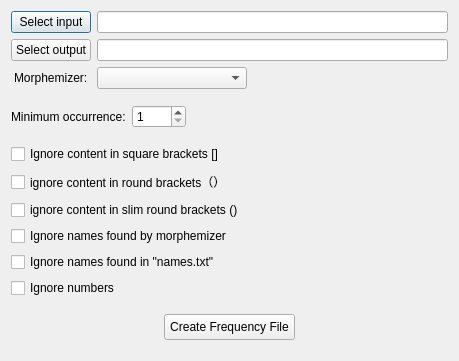
Above: ankimorphs/ui/frequency_file_generator.ui from mortii/anki-morphs before the change. Below: the same form after it.
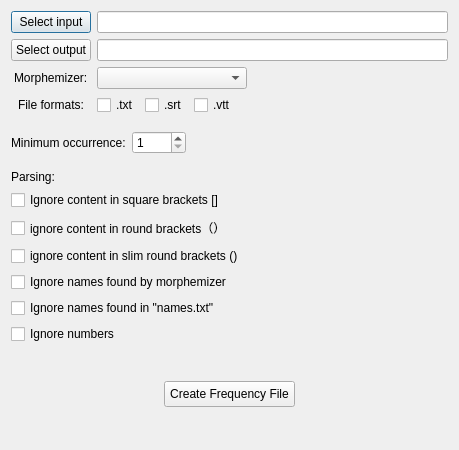
That is the form after the change.

Commit message: added file format options to frequency file generator

```diff
--- a/ankimorphs/ui/frequency_file_generator.ui
+++ b/ankimorphs/ui/frequency_file_generator.ui
@@ -7,9 +7,27 @@
     <x>0</x>
     <y>0</y>
     <width>459</width>
-    <height>357</height>
+    <height>450</height>
    </rect>
   </property>
+  <property name="sizePolicy">
+   <sizepolicy hsizetype="Preferred" vsizetype="Fixed">
+    <horstretch>0</horstretch>
+    <verstretch>0</verstretch>
+   </sizepolicy>
+  </property>
+  <property name="minimumSize">
+   <size>
+    <width>0</width>
+    <height>450</height>
+   </size>
+  </property>
+  <property name="maximumSize">
+   <size>
+    <width>16777215</width>
+    <height>450</height>
+   </size>
+  </property>
   <property name="windowTitle">
    <string>Frequency File Generator</string>
   </property>
@@ -41,6 +59,13 @@
            </property>
           </widget>
          </item>
+         <item alignment="Qt::AlignHCenter">
+          <widget class="QLabel" name="label_3">
+           <property name="text">
+            <string>File formats:</string>
+           </property>
+          </widget>
+         </item>
         </layout>
        </item>
        <item>
@@ -61,6 +86,44 @@
            </property>
           </widget>
          </item>
+         <item>
+          <layout class="QHBoxLayout" name="horizontalLayout_3">
+           <item>
+            <widget class="QCheckBox" name="txtFilesCheckBox">
+             <property name="text">
+              <string>.txt</string>
+             </property>
+            </widget>
+           </item>
+           <item>
+            <widget class="QCheckBox" name="srtFilesCheckBox">
+             <property name="text">
+              <string>.srt</string>
+             </property>
+            </widget>
+           </item>
+           <item>
+            <widget class="QCheckBox" name="vttFilesCheckBox">
+             <property name="text">
+              <string>.vtt</string>
+             </property>
+            </widget>
+           </item>
+           <item>
+            <spacer name="horizontalSpacer_2">
+             <property name="orientation">
+              <enum>Qt::Horizontal</enum>
+             </property>
+             <property name="sizeHint" stdset="0">
+              <size>
+               <width>40</width>
+               <height>20</height>
+              </size>
+             </property>
+            </spacer>
+           </item>
+          </layout>
+         </item>
         </layout>
        </item>
       </layout>
@@ -107,6 +170,13 @@
        <property name="topMargin">
         <number>10</number>
        </property>
+       <item>
+        <widget class="QLabel" name="label_4">
+         <property name="text">
+          <string>Parsing:</string>
+         </property>
+        </widget>
+       </item>
        <item>
         <widget class="QCheckBox" name="squareBracketsCheckBox">
          <property name="text">
@@ -151,23 +221,7 @@
        </item>
       </layout>
      </item>
-     <item>
-      <spacer name="verticalSpacer">
-       <property name="orientation">
-        <enum>Qt::Vertical</enum>
-       </property>
-       <property name="sizeHint" stdset="0">
-        <size>
-         <width>20</width>
-         <height>40</height>
-        </size>
-       </property>
-      </spacer>
-     </item>
-     <item>
-      <layout class="QVBoxLayout" name="verticalLayout_7"/>
-     </item>
-     <item alignment="Qt::AlignHCenter">
+     <item alignment="Qt::AlignHCenter|Qt::AlignVCenter">
       <widget class="QPushButton" name="createFrequencyFileButton">
        <property name="styleSheet">
         <string notr="true">margin-top: 10px;
```
Left out of the diff: 2 changed lines with no effect on the pictures. The commit also changes 3 other files.
